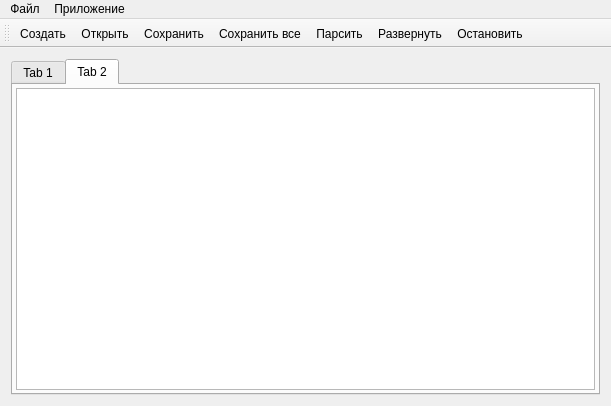
The window that terminal/src/mainwindow.ui (Automiq/alpha.protort) describes before a commit, drawn with Qt 5.
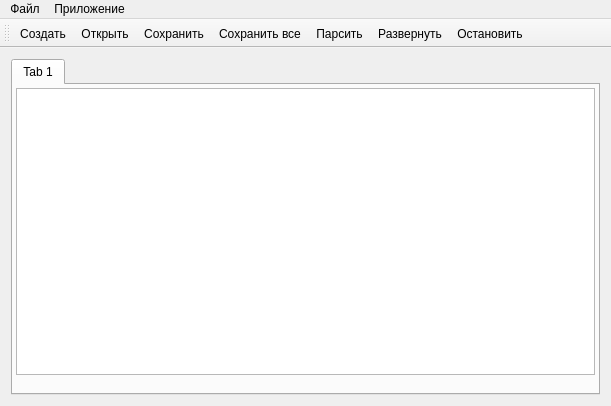
The same window after the commit. The open tabs and pages were chosen to show the change. Icons and pictures are not drawn.

Commit message: новые вкладки

```diff
--- a/terminal/src/mainwindow.ui
+++ b/terminal/src/mainwindow.ui
@@ -17,9 +17,21 @@
    <layout class="QHBoxLayout" name="horizontalLayout">
     <item>
      <widget class="QTabWidget" name="tabWidget">
+      <property name="mouseTracking">
+       <bool>false</bool>
+      </property>
+      <property name="acceptDrops">
+       <bool>false</bool>
+      </property>
+      <property name="autoFillBackground">
+       <bool>false</bool>
+      </property>
       <property name="currentIndex">
        <number>0</number>
       </property>
+      <property name="movable">
+       <bool>false</bool>
+      </property>
       <widget class="QWidget" name="tab">
        <attribute name="title">
         <string>Tab 1</string>
@@ -52,31 +64,6 @@
         </item>
        </layout>
       </widget>
-      <widget class="QWidget" name="tab_2">
-       <attribute name="title">
-        <string>Tab 2</string>
-       </attribute>
-       <layout class="QVBoxLayout" name="verticalLayout_2">
-        <property name="spacing">
-         <number>1</number>
-        </property>
-        <property name="leftMargin">
-         <number>3</number>
-        </property>
-        <property name="topMargin">
-         <number>3</number>
-        </property>
-        <property name="rightMargin">
-         <number>3</number>
-        </property>
-        <property name="bottomMargin">
-         <number>3</number>
-        </property>
-        <item>
-         <widget class="QTextEdit" name="current_descr_label"/>
-        </item>
-       </layout>
-      </widget>
      </widget>
     </item>
    </layout>
```
Left out of the diff: 2 changed lines with no effect on the pictures. The commit also changes 2 other files.
